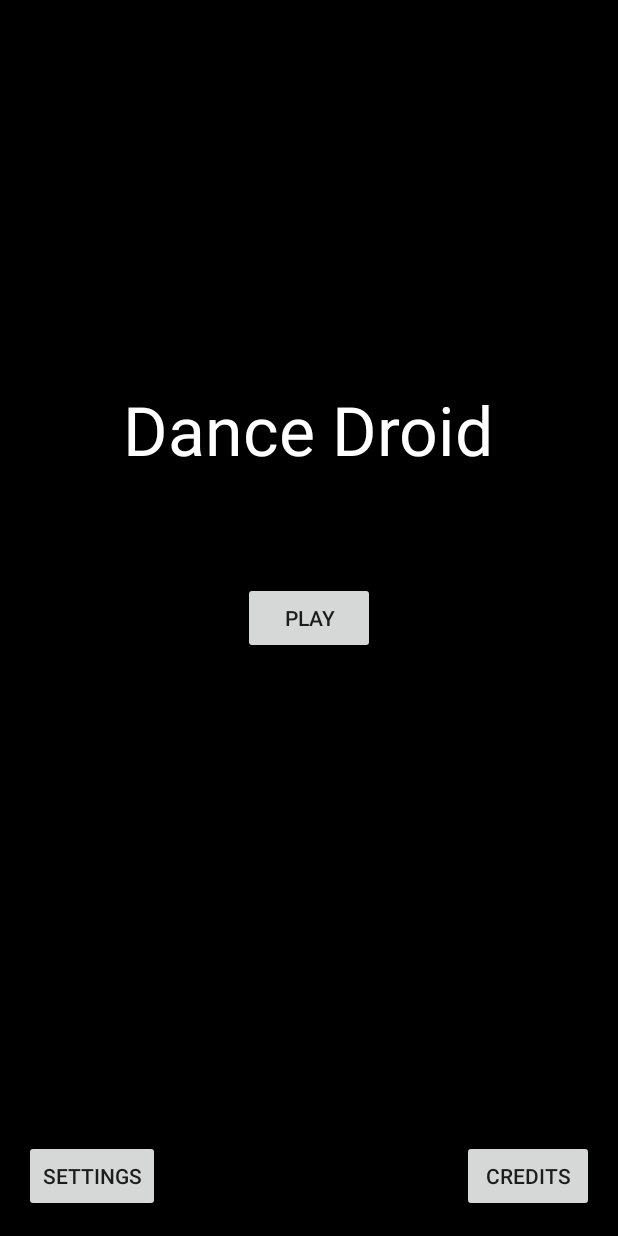
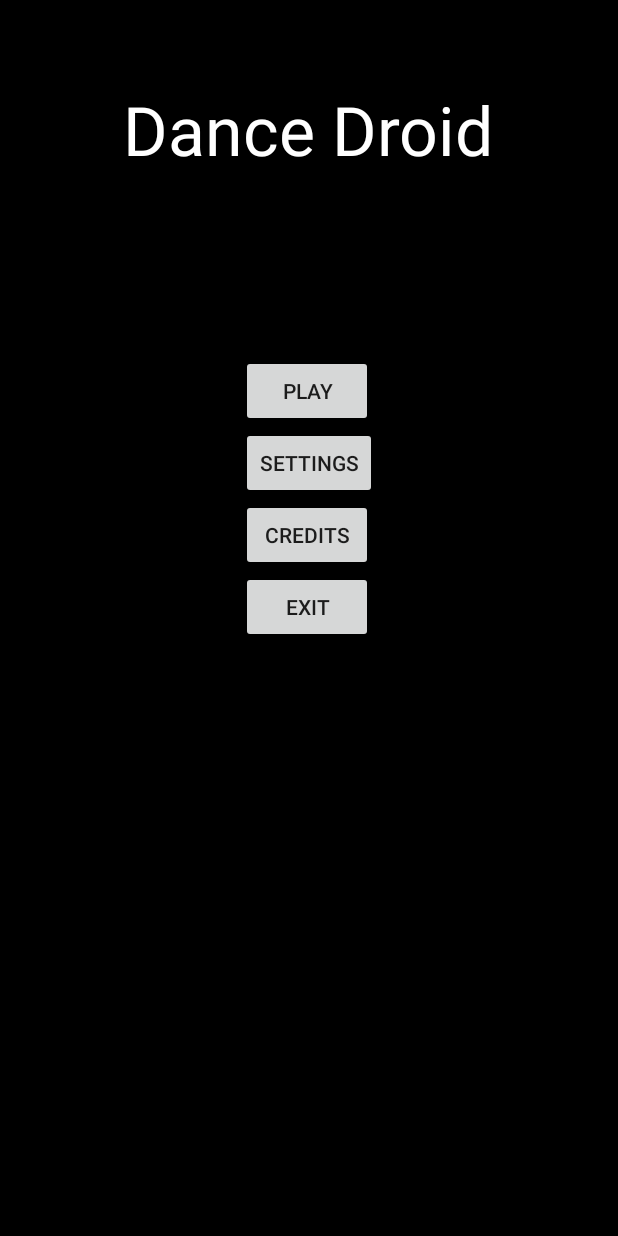
Before and after one commit to solanin/DanceDroid, an Android app: the screen it shows after launch (MainActivity), on a phone screen of 412 x 824 dp. Run offline under Robolectric (Android 15) with nearby library versions, the phone set to English and light mode, and no system bars; 6 statements that could not run were skipped.

Commit message:
put in some images and rudimentary positioning

```diff
--- a/DanceDroidGame/app/src/main/java/com/project2/android/dancedroid/Game.java
+++ b/DanceDroidGame/app/src/main/java/com/project2/android/dancedroid/Game.java
@@ -4,6 +4,7 @@ import android.app.Activity;
 import android.graphics.Point;
 import android.support.v7.app.AppCompatActivity;
 import android.os.Bundle;
+import android.util.Log;
 import android.view.Display;
 
 public class Game extends Activity {
@@ -22,7 +23,7 @@ public class Game extends Activity {
         // The Game View
         gameView = new TDView(this, size.x, size.y);
 
-        setContentView(gameView);
+       setContentView(gameView);
     }
 
     @Override
@@ -30,6 +31,7 @@ public class Game extends Activity {
         // Pause Thread
         super.onPause();
         gameView.pause();
+        SoundManager.getInstance().StopMusic();
     }
 
     @Override
@@ -37,5 +39,6 @@ public class Game extends Activity {
         // Resume Thread
         super.onResume();
         gameView.resume();
+        SoundManager.getInstance().ResumeMusic();
     }
 }
--- a/DanceDroidGame/app/src/main/java/com/project2/android/dancedroid/MainActivity.java
+++ b/DanceDroidGame/app/src/main/java/com/project2/android/dancedroid/MainActivity.java
@@ -7,9 +7,13 @@ import android.content.SharedPreferences;
 import android.media.AudioManager;
 import android.support.v7.app.AppCompatActivity;
 import android.os.Bundle;
+import android.util.Log;
 import android.view.View;
 import android.widget.Button;
+import android.widget.ImageButton;
 import android.widget.TextView;
+
+import java.io.IOException;
 
 public class MainActivity extends Activity {
 
@@ -19,8 +23,10 @@ public class MainActivity extends Activity {
         setContentView(R.layout.activity_main);
       //  getSystemService(Context.AUDIO_SERVICE).getProperty(AudioManager.PROPERTY_OUTPUT_SAMPLE_RATE);
         // Set up Play Button
-        final Button buttonPlay =
-                (Button)findViewById(R.id.btnPlay);
+
+
+        final ImageButton buttonPlay =
+                (ImageButton)findViewById(R.id.btnPlay);
         buttonPlay.setOnClickListener(new View.OnClickListener() {
             @Override
             public void onClick(View v) {
@@ -31,8 +37,8 @@ public class MainActivity extends Activity {
             }       });
 
         // Set up Settings Button
-        final Button buttonSettings =
-                (Button)findViewById(R.id.btnSettings);
+        final ImageButton buttonSettings =
+                (ImageButton)findViewById(R.id.btnSettings);
         buttonSettings.setOnClickListener(new View.OnClickListener() {
             @Override
             public void onClick(View v) {
@@ -44,8 +50,8 @@ public class MainActivity extends Activity {
         });
 
         // Set up Credits Button
-        final Button buttonCredits =
-                (Button)findViewById(R.id.btnCredits);
+        final ImageButton buttonCredits =
+                (ImageButton)findViewById(R.id.btnCredits);
         buttonCredits.setOnClickListener(new View.OnClickListener() {
             @Override
             public void onClick(View v) {
@@ -63,5 +69,6 @@ public class MainActivity extends Activity {
 
         // None yet
         long fastestTime = prefs.getLong("fastestTime", 1000000);
-    }
+    }//onCreate
+
 }
--- /dev/null
+++ b/DanceDroidGame/app/src/main/res/layout-sw600dp/activity_main.xml
@@ -0,0 +1,66 @@
+<RelativeLayout xmlns:android="http://schemas.android.com/apk/res/android"
+                xmlns:tools="http://schemas.android.com/tools"
+                android:layout_width="match_parent"
+                android:layout_height="match_parent"
+                android:paddingLeft="@dimen/activity_horizontal_margin"
+                android:paddingRight="@dimen/activity_horizontal_margin"
+                android:paddingTop="@dimen/activity_vertical_margin"
+                android:paddingBottom="@dimen/activity_vertical_margin"
+                tools:context=".MainActivity"
+                android:background="@color/background"
+                >
+
+    <TextView
+        android:layout_width="wrap_content"
+        android:layout_height="wrap_content"
+        android:textAppearance="?android:attr/textAppearanceLarge"
+        android:text="Dance Droid"
+        android:id="@+id/title"
+        android:layout_centerHorizontal="true"
+        android:padding="100dp"
+        android:layout_marginBottom="71dp"
+        android:textSize="@dimen/abc_text_size_display_2_material"
+        android:textColor="@color/text"/>
+    <GridLayout
+        android:layout_width="wrap_content"
+        android:layout_height="wrap_content"
+        android:columnCount="2"
+        android:rowCount="2"
+        android:layout_below="@+id/title"
+        android:layout_centerHorizontal="true">
+
+        <ImageButton
+            android:layout_width="wrap_content"
+            android:layout_height="wrap_content"
+            android:src="@drawable/playbutton"
+            android:id="@+id/btnPlay"
+            android:padding="40dp"
+            />
+
+        <ImageButton
+            android:layout_width="wrap_content"
+            android:layout_height="wrap_content"
+            android:src="@drawable/optionbutton"
+            android:id="@+id/btnSettings"
+            android:padding="40dp"
+            />
+
+        <ImageButton
+            android:layout_width="wrap_content"
+            android:layout_height="wrap_content"
+            android:src="@drawable/creditbutton"
+            android:id="@+id/btnCredits"
+            android:padding="40dp"
+            />
+
+        <ImageButton
+            android:layout_width="wrap_content"
+            android:layout_height="wrap_content"
+            android:src="@drawable/exitbutton"
+            android:id="@+id/btnExit"
+            android:padding="40dp"
+            />
+
+    </GridLayout>
+
+</RelativeLayout>
--- a/DanceDroidGame/app/src/main/res/layout/activity_main.xml
+++ b/DanceDroidGame/app/src/main/res/layout/activity_main.xml
@@ -7,33 +7,8 @@
                 android:paddingTop="@dimen/activity_vertical_margin"
                 android:paddingBottom="@dimen/activity_vertical_margin"
                 tools:context=".MainActivity"
-                android:background="@color/background">
-
-    <Button
-        android:layout_width="wrap_content"
-        android:layout_height="wrap_content"
-        android:text="@string/credits"
-        android:id="@+id/btnCredits"
-        android:layout_alignParentBottom="true"
-        android:layout_alignParentRight="true"
-        android:layout_alignParentEnd="true"/>
-
-    <Button
-        android:layout_width="wrap_content"
-        android:layout_height="wrap_content"
-        android:text="@string/play"
-        android:id="@+id/btnPlay"
-        android:layout_centerVertical="true"
-        android:layout_centerHorizontal="true"/>
-
-    <Button
-        android:layout_width="wrap_content"
-        android:layout_height="wrap_content"
-        android:text="@string/settings"
-        android:id="@+id/btnSettings"
-        android:layout_alignParentBottom="true"
-        android:layout_alignParentLeft="true"
-        android:layout_alignParentStart="true"/>
+                android:background="@color/background"
+                android:tag="phone">
 
     <TextView
         android:layout_width="wrap_content"
@@ -41,10 +16,50 @@
         android:textAppearance="?android:attr/textAppearanceLarge"
         android:text="Dance Droid"
         android:id="@+id/title"
-        android:layout_above="@+id/btnPlay"
         android:layout_centerHorizontal="true"
-        android:layout_marginBottom="71dp"
+        android:padding="40dp"
+        android:layout_marginBottom="50dp"
         android:textSize="@dimen/abc_text_size_display_2_material"
         android:textColor="@color/text"/>
 
+    <GridLayout
+        android:layout_width="wrap_content"
+        android:layout_height="wrap_content"
+        android:rowCount="4"
+        android:columnCount="1"
+        android:layout_centerHorizontal="true"
+        android:layout_below="@+id/title"
+        android:padding="30dp">
+
+        <Button
+            android:layout_width="wrap_content"
+            android:layout_height="wrap_content"
+            android:text="@string/play"
+            android:id="@+id/btnPlay"
+            />
+
+        <Button
+            android:layout_width="wrap_content"
+            android:layout_height="wrap_content"
+            android:text="@string/settings"
+            android:id="@+id/btnSettings"
+            />
+
+        <Button
+            android:layout_width="wrap_content"
+            android:layout_height="wrap_content"
+            android:text="@string/credits"
+            android:id="@+id/btnCredits"
+            />
+
+        <Button
+            android:layout_width="wrap_content"
+            android:layout_height="wrap_content"
+            android:text="@string/exit"
+            android:id="@+id/btnExit"
+            />
+
+    </GridLayout>
+
+
 </RelativeLayout>
--- a/DanceDroidGame/app/src/main/res/values/strings.xml
+++ b/DanceDroidGame/app/src/main/res/values/strings.xml
@@ -10,6 +10,7 @@
     <string name="play">Play</string>
     <string name="settings">Settings</string>
     <string name="credits">Credits</string>
+    <string name="exit">Exit</string>
     <string name="back">Back</string>
     <string name="creditsPage">Game Created and made by \nAshley Ervin and Jacob Westerback</string>
 
```
Also changed, not shown: DanceDroidGame/app/src/main/java/com/project2/android/dancedroid/Beat.java (+21 -1 lines), DanceDroidGame/app/src/main/java/com/project2/android/dancedroid/SoundManager.java (+28 -9 lines), DanceDroidGame/app/src/main/java/com/project2/android/dancedroid/TDView.java (+9 -15 lines), DanceDroidGame/app/src/main/res/drawable/bear.png (added), DanceDroidGame/app/src/main/res/drawable/bun.png (added), DanceDroidGame/app/src/main/res/drawable/cat.png (added), DanceDroidGame/app/src/main/res/drawable/creditbutton.png (added), DanceDroidGame/app/src/main/res/drawable/doge.png (added), DanceDroidGame/app/src/main/res/drawable/exitbutton.png (added), DanceDroidGame/app/src/main/res/drawable/optionbutton.png (added), DanceDroidGame/app/src/main/res/drawable/playbutton.png (added), 1 other file.
